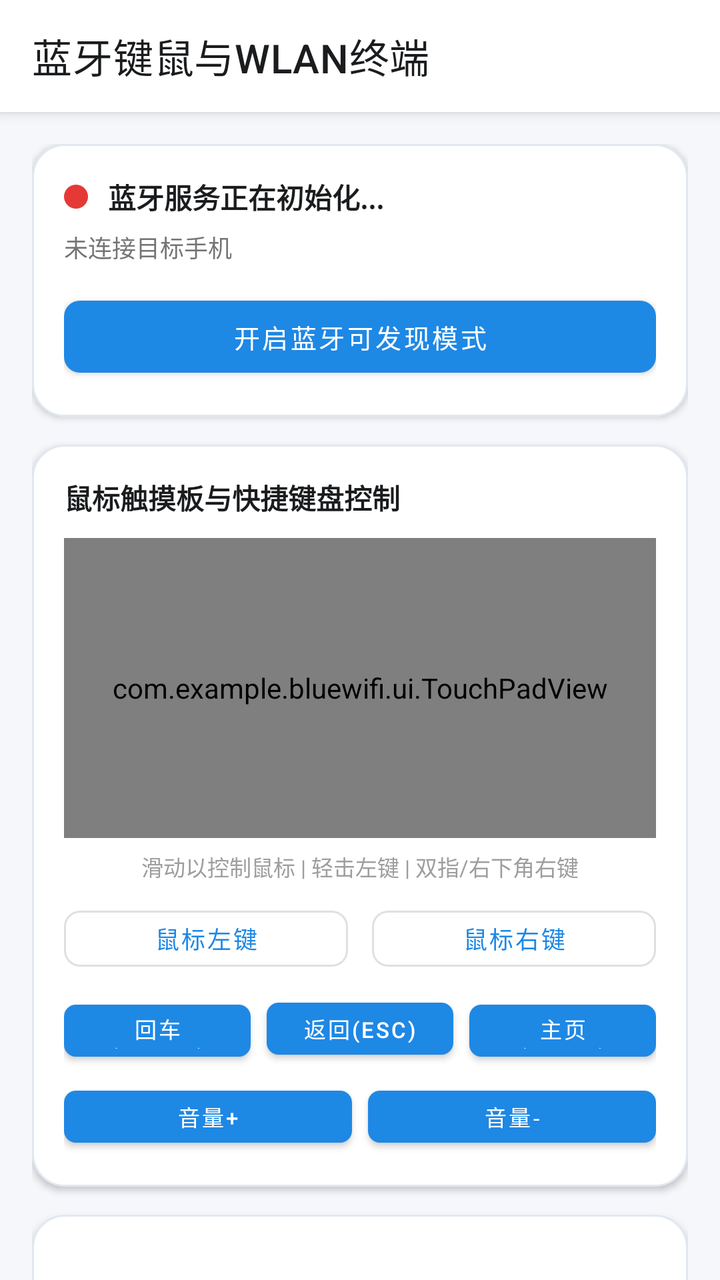
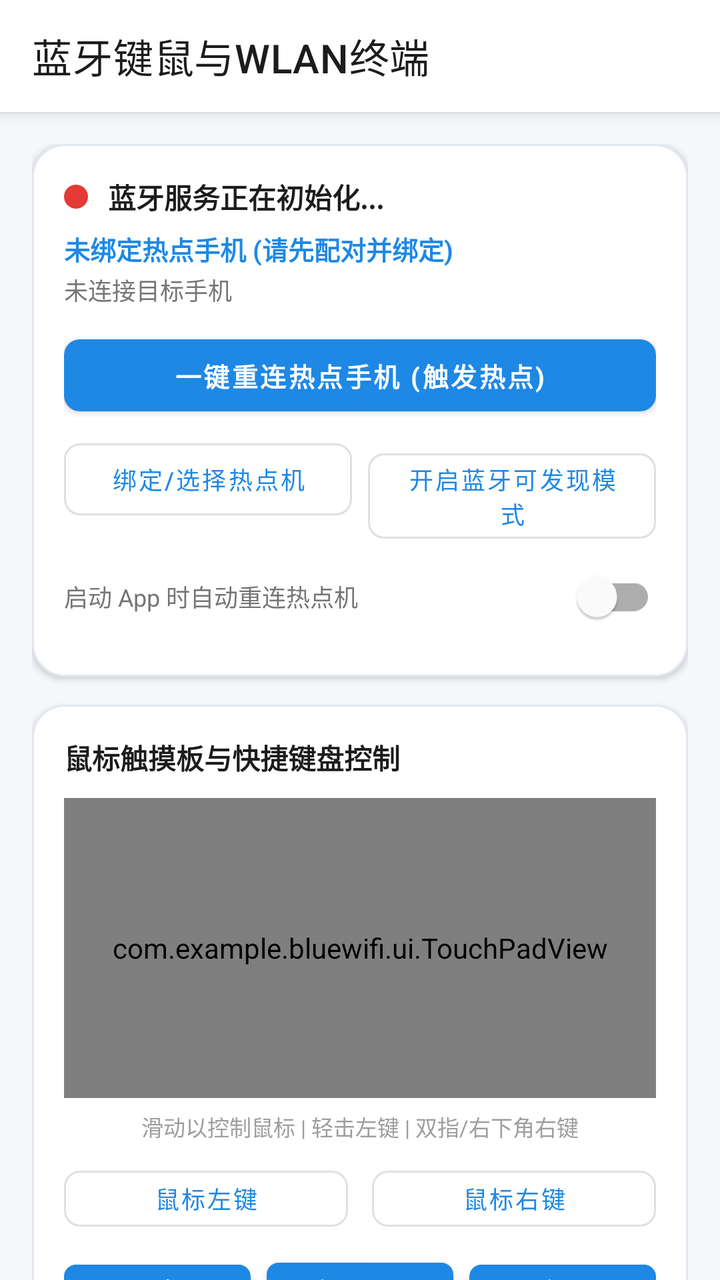

Two renders of the same Android screen: before a commit and after it. Below are the layout's source before the change and the commit's diff.
<!-- AndroidManifest.xml: application theme Theme.BlueWifi -->
<!-- res/layout/activity_main.xml -->
<?xml version="1.0" encoding="utf-8"?>
<androidx.coordinatorlayout.widget.CoordinatorLayout
    xmlns:android="http://schemas.android.com/apk/res/android"
    xmlns:app="http://schemas.android.com/apk/res-auto"
    xmlns:tools="http://schemas.android.com/tools"
    android:layout_width="match_parent"
    android:layout_height="match_parent"
    android:background="@color/background">

    <com.google.android.material.appbar.AppBarLayout
        android:layout_width="match_parent"
        android:layout_height="wrap_content"
        android:background="@color/surface">

        <com.google.android.material.appbar.MaterialToolbar
            android:id="@+id/toolbar"
            android:layout_width="match_parent"
            android:layout_height="?attr/actionBarSize"
            app:title="@string/app_name"
            app:titleTextColor="@color/text_primary" />

    </com.google.android.material.appbar.AppBarLayout>

    <androidx.core.widget.NestedScrollView
        android:layout_width="match_parent"
        android:layout_height="match_parent"
        android:fillViewport="true"
        app:layout_behavior="@string/appbar_scrolling_view_behavior">

        <LinearLayout
            android:layout_width="match_parent"
            android:layout_height="wrap_content"
            android:orientation="vertical"
            android:padding="16dp">

            
            <LinearLayout
                android:layout_width="match_parent"
                android:layout_height="wrap_content"
                android:background="@drawable/bg_card"
                android:orientation="vertical"
                android:padding="16dp"
                android:elevation="2dp">

                <LinearLayout
                    android:layout_width="match_parent"
                    android:layout_height="wrap_content"
                    android:gravity="center_vertical"
                    android:orientation="horizontal">

                    <View
                        android:id="@+id/viewStatusDot"
                        android:layout_width="12dp"
                        android:layout_height="12dp"
                        android:background="@drawable/bg_status_dot" />

                    <TextView
                        android:id="@+id/tvBtStatus"
                        android:layout_width="0dp"
                        android:layout_height="wrap_content"
                        android:layout_marginStart="10dp"
                        android:layout_weight="1"
                        android:text="@string/bt_status_uninitialized"
                        android:textColor="@color/text_primary"
                        android:textSize="14sp"
                        android:textStyle="bold" />
                </LinearLayout>

                <TextView
                    android:id="@+id/tvConnectedDevice"
                    android:layout_width="wrap_content"
                    android:layout_height="wrap_content"
                    android:layout_marginTop="6dp"
                    android:text="未连接目标手机"
                    android:textColor="@color/text_secondary"
                    android:textSize="12sp" />

                <com.google.android.material.button.MaterialButton
                    android:id="@+id/btnMakeDiscoverable"
                    android:layout_width="match_parent"
                    android:layout_height="wrap_content"
                    android:layout_marginTop="12dp"
                    android:text="@string/btn_make_discoverable"
                    android:textSize="13sp"
                    app:cornerRadius="8dp" />

            </LinearLayout>

            
            <LinearLayout
                android:layout_width="match_parent"
                android:layout_height="wrap_content"
                android:layout_marginTop="14dp"
                android:background="@drawable/bg_card"
                android:orientation="vertical"
                android:padding="16dp"
                android:elevation="2dp">

                <TextView
                    android:layout_width="wrap_content"
                    android:layout_height="wrap_content"
                    android:text="鼠标触摸板与快捷键盘控制"
                    android:textColor="@color/text_primary"
                    android:textSize="14sp"
                    android:textStyle="bold" />

                
                <com.example.bluewifi.ui.TouchPadView
                    android:id="@+id/touchPadView"
                    android:layout_width="match_parent"
                    android:layout_height="150dp"
                    android:layout_marginTop="10dp" />

                <TextView
                    android:layout_width="match_parent"
                    android:layout_height="wrap_content"
                    android:layout_marginTop="6dp"
                    android:gravity="center"
                    android:text="@string/touchpad_hint"
                    android:textColor="@color/text_hint"
                    android:textSize="11sp" />

                
                <LinearLayout
                    android:layout_width="match_parent"
                    android:layout_height="wrap_content"
                    android:layout_marginTop="8dp"
                    android:orientation="horizontal">

                    <com.google.android.material.button.MaterialButton
                        android:id="@+id/btnLeftClick"
                        style="@style/Widget.MaterialComponents.Button.OutlinedButton"
                        android:layout_width="0dp"
                        android:layout_height="40dp"
                        android:layout_marginEnd="6dp"
                        android:layout_weight="1"
                        android:text="@string/btn_left_click"
                        android:textSize="12sp"
                        app:cornerRadius="8dp" />

                    <com.google.android.material.button.MaterialButton
                        android:id="@+id/btnRightClick"
                        style="@style/Widget.MaterialComponents.Button.OutlinedButton"
                        android:layout_width="0dp"
                        android:layout_height="40dp"
                        android:layout_marginStart="6dp"
                        android:layout_weight="1"
                        android:text="@string/btn_right_click"
                        android:textSize="12sp"
                        app:cornerRadius="8dp" />
                </LinearLayout>

                
                <LinearLayout
                    android:layout_width="match_parent"
                    android:layout_height="wrap_content"
                    android:layout_marginTop="6dp"
                    android:orientation="horizontal">

                    <com.google.android.material.button.MaterialButton
                        android:id="@+id/btnKeyEnter"
                        style="@style/Widget.MaterialComponents.Button.TonalButton"
                        android:layout_width="0dp"
                        android:layout_height="38dp"
                        android:layout_marginEnd="4dp"
                        android:layout_weight="1"
                        android:text="@string/btn_key_enter"
                        android:textSize="11sp"
                        app:cornerRadius="6dp" />

                    <com.google.android.material.button.MaterialButton
                        android:id="@+id/btnKeyBack"
                        style="@style/Widget.MaterialComponents.Button.TonalButton"
                        android:layout_width="0dp"
                        android:layout_height="38dp"
                        android:layout_marginHorizontal="4dp"
                        android:layout_weight="1"
                        android:text="@string/btn_key_back"
                        android:textSize="11sp"
                        app:cornerRadius="6dp" />

                    <com.google.android.material.button.MaterialButton
                        android:id="@+id/btnKeyHome"
                        style="@style/Widget.MaterialComponents.Button.TonalButton"
                        android:layout_width="0dp"
                        android:layout_height="38dp"
                        android:layout_marginStart="4dp"
                        android:layout_weight="1"
                        android:text="@string/btn_key_home"
                        android:textSize="11sp"
                        app:cornerRadius="6dp" />
                </LinearLayout>

                
                <LinearLayout
                    android:layout_width="match_parent"
                    android:layout_height="wrap_content"
                    android:layout_marginTop="6dp"
                    android:orientation="horizontal">

                    <com.google.android.material.button.MaterialButton
                        android:id="@+id/btnKeyVolUp"
                        style="@style/Widget.MaterialComponents.Button.TonalButton"
                        android:layout_width="0dp"
                        android:layout_height="38dp"
                        android:layout_marginEnd="4dp"
                        android:layout_weight="1"
                        android:text="@string/btn_key_vol_up"
                        android:textSize="11sp"
                        app:cornerRadius="6dp" />

                    <com.google.android.material.button.MaterialButton
                        android:id="@+id/btnKeyVolDown"
                        style="@style/Widget.MaterialComponents.Button.TonalButton"
                        android:layout_width="0dp"
                        android:layout_height="38dp"
                        android:layout_marginStart="4dp"
                        android:layout_weight="1"
                        android:text="@string/btn_key_vol_down"
                        android:textSize="11sp"
                        app:cornerRadius="6dp" />
                </LinearLayout>

            </LinearLayout>

            
            <LinearLayout
                android:layout_width="match_parent"
                android:layout_height="wrap_content"
                android:layout_marginTop="14dp"
                android:background="@drawable/bg_card"
                android:orientation="vertical"
                android:padding="16dp"
                android:elevation="2dp">

                <LinearLayout
                    android:layout_width="match_parent"
                    android:layout_height="wrap_content"
                    android:gravity="center_vertical"
                    android:orientation="horizontal">

                    <TextView
                        android:layout_width="0dp"
                        android:layout_height="wrap_content"
                        android:layout_weight="1"
                        android:text="WLAN 列表"
                        android:textColor="@color/text_primary"
                        android:textSize="14sp"
                        android:textStyle="bold" />

                    <com.google.android.material.button.MaterialButton
                        android:id="@+id/btnScanWifi"
                        style="@style/Widget.MaterialComponents.Button.TextButton"
                        android:layout_width="wrap_content"
                        android:layout_height="wrap_content"
                        android:text="@string/btn_scan_wifi"
                        android:textSize="12sp" />
                </LinearLayout>

                <TextView
                    android:id="@+id/tvCurrentWifi"
                    android:layout_width="wrap_content"
                    android:layout_height="wrap_content"
                    android:layout_marginTop="2dp"
                    android:text="当前 WLAN: 未连接"
                    android:textColor="@color/text_secondary"
                    android:textSize="12sp" />

                
                <ProgressBar
                    android:id="@+id/pbWifiScanning"
                    style="?android:attr/progressBarStyleHorizontal"
                    android:layout_width="match_parent"
                    android:layout_height="wrap_content"
                    android:layout_marginTop="4dp"
                    android:indeterminate="true"
                    android:visibility="gone" />

                
                <androidx.recyclerview.widget.RecyclerView
                    android:id="@+id/rvWifiList"
                    android:layout_width="match_parent"
                    android:layout_height="220dp"
                    android:layout_marginTop="8dp"
                    android:overScrollMode="never" />

                <TextView
                    android:id="@+id/tvWifiEmpty"
                    android:layout_width="match_parent"
                    android:layout_height="wrap_content"
                    android:layout_marginTop="16dp"
                    android:gravity="center"
                    android:text="@string/wifi_empty"
                    android:textColor="@color/text_hint"
                    android:textSize="12sp"
                    android:visibility="gone" />

                <com.google.android.material.button.MaterialButton
                    android:id="@+id/btnOpenWifiSettings"
                    style="@style/Widget.MaterialComponents.Button.OutlinedButton"
                    android:layout_width="match_parent"
                    android:layout_height="wrap_content"
                    android:layout_marginTop="12dp"
                    android:text="@string/btn_open_wifi_settings"
                    android:textSize="12sp"
                    app:cornerRadius="8dp" />

            </LinearLayout>

        </LinearLayout>
    </androidx.core.widget.NestedScrollView>

</androidx.coordinatorlayout.widget.CoordinatorLayout>
<!-- resources referenced by this layout -->
<resources>
  <color name="background">#F5F7FB</color>
  <color name="surface">#FFFFFF</color>
  <color name="text_hint">#9E9E9E</color>
  <color name="text_primary">#1A1C1E</color>
  <color name="text_secondary">#757575</color>
  <!-- drawable bg_card (drawable) -->
  <?xml version="1.0" encoding="utf-8"?>
  <shape xmlns:android="http://schemas.android.com/apk/res/android"
      android:shape="rectangle">
      <solid android:color="@color/surface_card" />
      <corners android:radius="16dp" />
      <stroke android:width="1dp" android:color="#E2E8F0" />
  </shape>
  <!-- drawable bg_status_dot (drawable) -->
  <?xml version="1.0" encoding="utf-8"?>
  <shape xmlns:android="http://schemas.android.com/apk/res/android"
      android:shape="oval">
      <solid android:color="@color/status_disconnected" />
      <size android:width="12dp" android:height="12dp" />
  </shape>
  <string name="app_name">蓝牙键鼠与WLAN终端</string>
  <string name="bt_status_uninitialized">蓝牙服务正在初始化...</string>
  <string name="btn_key_back">返回(Esc)</string>
  <string name="btn_key_enter">回车(Enter)</string>
  <string name="btn_key_home">主页(Home)</string>
  <string name="btn_key_vol_down">音量-</string>
  <string name="btn_key_vol_up">音量+</string>
  <string name="btn_left_click">鼠标左键</string>
  <string name="btn_make_discoverable">开启蓝牙可发现模式</string>
  <string name="btn_open_wifi_settings">打开系统 WLAN 设置</string>
  <string name="btn_right_click">鼠标右键</string>
  <string name="btn_scan_wifi">刷新 WLAN 列表</string>
  <string name="touchpad_hint">滑动以控制鼠标 | 轻击左键 | 双指/右下角右键</string>
  <string name="wifi_empty">暂无扫描结果，请点击右上角刷新</string>
  <style name="Theme.BlueWifi" parent="Theme.MaterialComponents.DayNight.NoActionBar">
          <item name="colorPrimary">@color/primary</item>
          <item name="colorPrimaryVariant">@color/primary_dark</item>
          <item name="colorOnPrimary">@color/surface</item>
          <item name="colorSecondary">@color/accent</item>
          <item name="android:statusBarColor">@color/primary_dark</item>
          <item name="android:windowBackground">@color/background</item>
      </style>
  <color name="surface_card">#FFFFFF</color>
  <color name="status_disconnected">#E53935</color>
  <color name="primary">#1E88E5</color>
  <color name="primary_dark">#1565C0</color>
  <color name="accent">#00E676</color>
</resources>

<!-- the commit's change to res/layout/activity_main.xml (unified diff, before → after) -->
@@ -66,23 +66,75 @@
                         android:textStyle="bold" />
                 </LinearLayout>
 
+                
+                <TextView
+                    android:id="@+id/tvBoundHost"
+                    android:layout_width="wrap_content"
+                    android:layout_height="wrap_content"
+                    android:layout_marginTop="6dp"
+                    android:text="@string/status_unbound_host"
+                    android:textColor="@color/primary"
+                    android:textSize="13sp"
+                    android:textStyle="bold" />
+
                 <TextView
                     android:id="@+id/tvConnectedDevice"
                     android:layout_width="wrap_content"
                     android:layout_height="wrap_content"
-                    android:layout_marginTop="6dp"
+                    android:layout_marginTop="2dp"
                     android:text="未连接目标手机"
                     android:textColor="@color/text_secondary"
                     android:textSize="12sp" />
 
+                
                 <com.google.android.material.button.MaterialButton
-                    android:id="@+id/btnMakeDiscoverable"
-                    android:layout_width="match_parent"
-                    android:layout_height="wrap_content"
-                    android:layout_marginTop="12dp"
-                    android:text="@string/btn_make_discoverable"
+                    android:id="@+id/btnReconnectHost"
+                    android:layout_width="match_parent"
+                    android:layout_height="48dp"
+                    android:layout_marginTop="10dp"
+                    android:text="@string/btn_reconnect_host"
                     android:textSize="13sp"
+                    android:textStyle="bold"
                     app:cornerRadius="8dp" />
+
+                <LinearLayout
+                    android:layout_width="match_parent"
+                    android:layout_height="wrap_content"
+                    android:layout_marginTop="4dp"
+                    android:orientation="horizontal">
+
+                    <com.google.android.material.button.MaterialButton
+                        android:id="@+id/btnBindHost"
+                        style="@style/Widget.MaterialComponents.Button.OutlinedButton"
+                        android:layout_width="0dp"
+                        android:layout_height="wrap_content"
+                        android:layout_marginEnd="4dp"
+                        android:layout_weight="1"
+                        android:text="@string/btn_bind_host"
+                        android:textSize="12sp"
+                        app:cornerRadius="8dp" />
+
+                    <com.google.android.material.button.MaterialButton
+                        android:id="@+id/btnMakeDiscoverable"
+                        style="@style/Widget.MaterialComponents.Button.OutlinedButton"
+                        android:layout_width="0dp"
+                        android:layout_height="wrap_content"
+                        android:layout_marginStart="4dp"
+                        android:layout_weight="1"
+                        android:text="@string/btn_make_discoverable"
+                        android:textSize="12sp"
+                        app:cornerRadius="8dp" />
+                </LinearLayout>
+
+                
+                <com.google.android.material.switchmaterial.SwitchMaterial
+                    android:id="@+id/switchAutoConnect"
+                    android:layout_width="match_parent"
+                    android:layout_height="wrap_content"
+                    android:layout_marginTop="4dp"
+                    android:text="@string/switch_auto_connect"
+                    android:textColor="@color/text_secondary"
+                    android:textSize="12sp" />
 
             </LinearLayout>
 
<!-- resource entries referenced after the edit -->
@@ -22,6 +22,7 @@
   </shape>
   <string name="app_name">蓝牙键鼠与WLAN终端</string>
   <string name="bt_status_uninitialized">蓝牙服务正在初始化...</string>
+  <string name="btn_bind_host">绑定/选择热点机</string>
   <string name="btn_key_back">返回(Esc)</string>
   <string name="btn_key_enter">回车(Enter)</string>
   <string name="btn_key_home">主页(Home)</string>
@@ -30,8 +31,11 @@
   <string name="btn_left_click">鼠标左键</string>
   <string name="btn_make_discoverable">开启蓝牙可发现模式</string>
   <string name="btn_open_wifi_settings">打开系统 WLAN 设置</string>
+  <string name="btn_reconnect_host">一键重连热点手机 (触发热点)</string>
   <string name="btn_right_click">鼠标右键</string>
   <string name="btn_scan_wifi">刷新 WLAN 列表</string>
+  <string name="status_unbound_host">未绑定热点手机 (请先配对并绑定)</string>
+  <string name="switch_auto_connect">启动 App 时自动重连热点机</string>
   <string name="touchpad_hint">滑动以控制鼠标 | 轻击左键 | 双指/右下角右键</string>
   <string name="wifi_empty">暂无扫描结果，请点击右上角刷新</string>
   <style name="Theme.BlueWifi" parent="Theme.MaterialComponents.DayNight.NoActionBar">
